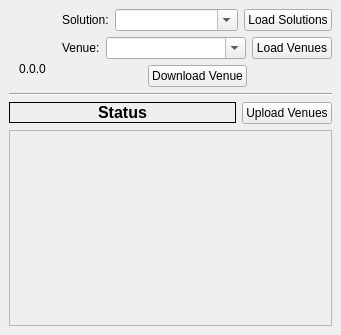
First picture: the form in mi_companion/gui/main_dock.ui, repository MapsPeople/mi_companion, before the edit.
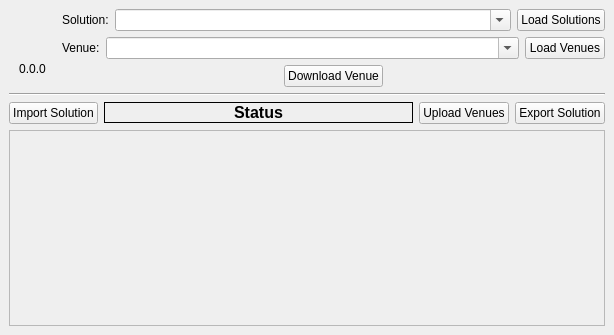
Second picture: the form after the edit.

Commit message: import export

Patch:
```diff
--- a/mi_companion/gui/main_dock.ui
+++ b/mi_companion/gui/main_dock.ui
@@ -6,7 +6,7 @@
             <rect>
                 <x>0</x>
                 <y>0</y>
-                <width>341</width>
+    <width>614</width>
                 <height>335</height>
             </rect>
         </property>
@@ -209,6 +209,13 @@
                 </item>
                 <item>
                     <layout class="QHBoxLayout" name="sync_layout">
+      <item>
+       <widget class="QPushButton" name="import_button">
+        <property name="text">
+         <string>Import Solution</string>
+        </property>
+       </widget>
+      </item>
                         <item>
                             <widget class="QLabel" name="changes_label">
                                 <property name="sizePolicy">
@@ -257,6 +264,13 @@
                                 </property>
                             </widget>
                         </item>
+      <item>
+       <widget class="QPushButton" name="export_button">
+        <property name="text">
+         <string>Export Solution</string>
+        </property>
+       </widget>
+      </item>
                     </layout>
                 </item>
                 <item>
```
Lines whose indentation alone changed are shown as unchanged. The commit also changes 15 other files.
